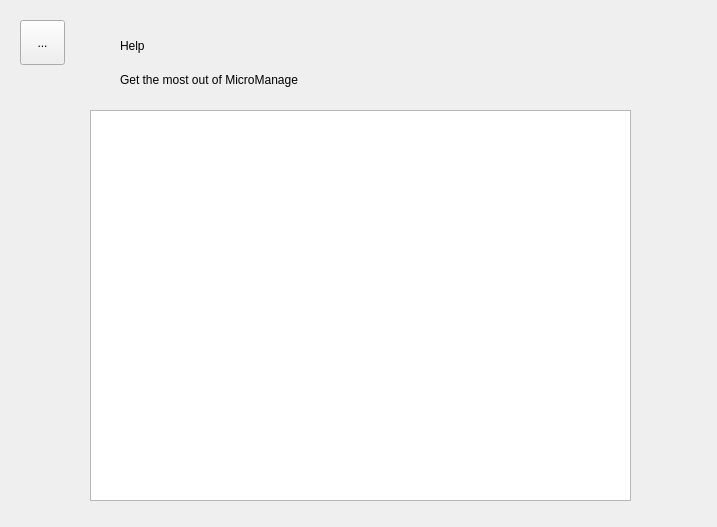
The window that King_Project/helpform.ui (greg-maceachern12/MicroManage) describes before a commit, drawn with Qt 5.
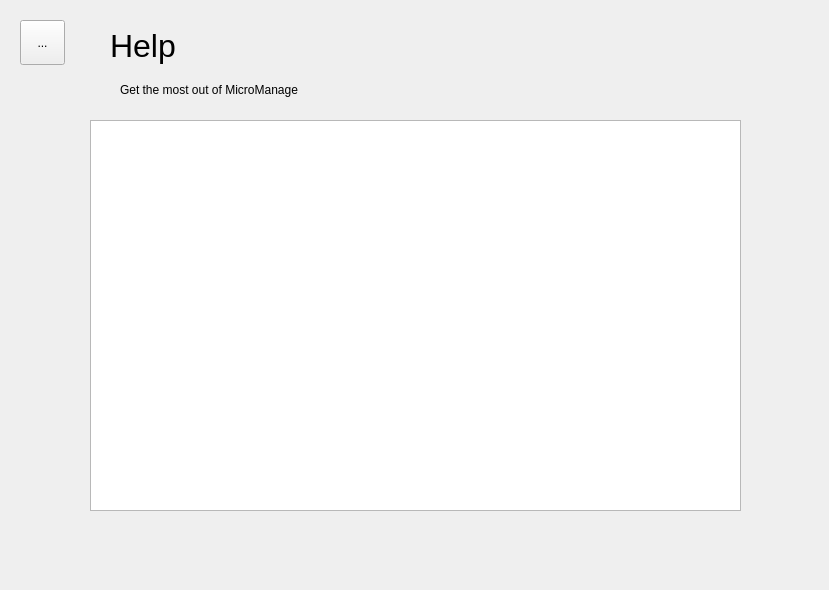
The same window after the commit.

What changed in the file:
```diff
--- a/King_Project/helpform.ui
+++ b/King_Project/helpform.ui
@@ -6,8 +6,8 @@
    <rect>
     <x>0</x>
     <y>0</y>
-    <width>717</width>
-    <height>527</height>
+    <width>829</width>
+    <height>590</height>
    </rect>
   </property>
   <property name="windowTitle">
@@ -17,8 +17,8 @@
    <property name="geometry">
     <rect>
      <x>90</x>
-     <y>110</y>
-     <width>541</width>
+     <y>120</y>
+     <width>651</width>
      <height>391</height>
     </rect>
    </property>
@@ -43,7 +43,7 @@
    <property name="geometry">
     <rect>
      <x>120</x>
-     <y>70</y>
+     <y>80</y>
      <width>211</width>
      <height>20</height>
     </rect>
@@ -55,12 +55,17 @@
   <widget class="QLabel" name="helpLabel">
    <property name="geometry">
     <rect>
-     <x>120</x>
+     <x>110</x>
      <y>20</y>
-     <width>321</width>
+     <width>101</width>
      <height>51</height>
     </rect>
    </property>
+   <property name="font">
+    <font>
+     <pointsize>24</pointsize>
+    </font>
+   </property>
    <property name="text">
     <string>Help</string>
    </property>
```
Left out of the diff: 2 changed lines with no effect on the pictures.
